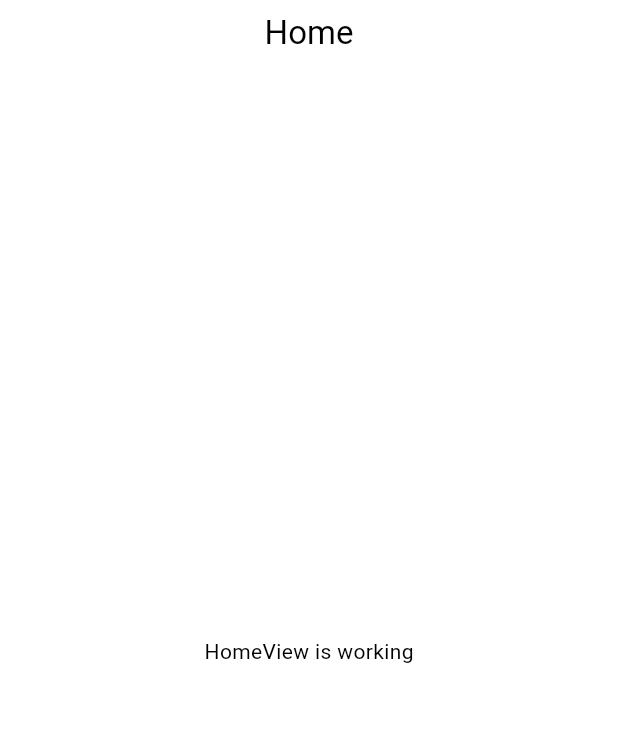
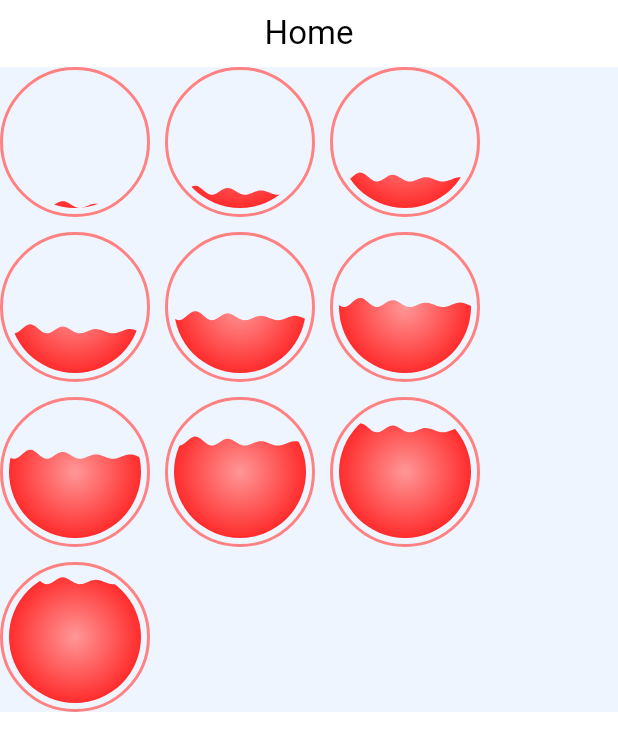
Before and after one commit to Azad-Zhang/flutter_liquid, a Flutter app: the screen it shows after launch, on a phone screen of 412 x 824 dp. Shown: the top 751 px of the screen. Run offline on Flutter 3.47's test engine with Material 3 defaults, Android fonts, the phone set to English and light mode, and no system bars; our stand-ins replace flutter_screenutil, get, logger.

Commit message:
初步完成,待优化

```diff
--- a/lib/app/modules/home/views/home_view.dart
+++ b/lib/app/modules/home/views/home_view.dart
@@ -7,6 +7,7 @@
  * @Description: 这是默认设置,请设置`customMade`, 打开koroFileHeader查看配置 进行设置: https://github.com/OBKoro1/koro1FileHeader/wiki/%E9%85%8D%E7%BD%AE
  */
 import 'package:flutter/material.dart';
+import 'package:flutter_liquid/app/modules/home/widgets/liquid.dart';
 
 import 'package:get/get.dart';
 import 'package:flutter_liquid/app/core/base/view/base_view.dart';
@@ -24,7 +25,7 @@ class HomeView extends BaseView<HomeController> {
             // parentPaddings: [0,0,0,0],
             // bgColor: AppColors.homeBgColor,
             // banner: HomeBanner(),
-            bgColor: Colors.white);
+            bgColor: Color.fromRGBO(27, 107, 255, 0.07));
 
   @override
   PreferredSizeWidget? appBar(BuildContext context) {
@@ -37,8 +38,31 @@ class HomeView extends BaseView<HomeController> {
 
   @override
   Widget body(BuildContext context) {
-    return Center(
-      child: Text("HomeView is working"),
+    return Wrap(
+      spacing: 10, // 水平间距
+      runSpacing: 10, // 垂直间距
+      children: List.generate(10, (index) {
+        return LiquidBall(
+          size: 100,
+          borderColor: Color.fromRGBO(255, 129, 129, 1),
+          // waveSingleColor: Colors.red,
+          waveGradientColor: LinearGradient(
+            colors: [
+              Color.fromRGBO(255, 151, 151, 1),
+              Color.fromRGBO(255, 44, 44, 1)
+            ],
+          ),
+          padding: EdgeInsets.all(4),
+          percentage: index * 10,
+          // waveSpeed: 2.0, // 波浪速度变为原来的 2 倍
+          waveHeightFactor: 0.1, // 波浪高度变为原来的 2 倍
+          waveSpeed: 1.0, // 波浪左右滚动速度变为原来的 2 倍
+          // waveHeightFactor: 0.2, // 波浪高度变为原来的 2 倍
+          waveRiseSpeed: 1, // 波浪升起速度变为原来的 0.5 倍
+          // borderWidth: 1,
+          // isWaveAmplitudeRandom: true,
+        );
+      }),
     );
   }
 }
--- /dev/null
+++ b/lib/app/modules/home/widgets/liquid.dart
@@ -0,0 +1,186 @@
+import 'package:flutter/material.dart';
+import 'dart:math';
+
+class LiquidBall extends StatefulWidget {
+  final double size;
+  final Color? waveSingleColor;
+  final Gradient? waveGradientColor;
+  final Color? borderColor;
+  final EdgeInsetsGeometry? padding;
+  final double borderWidth;
+  final int percentage;
+  final double waveSpeed; // 控制波浪的左右滚动速度
+  final double waveHeightFactor; // 控制波浪的高度
+  final double waveRiseSpeed; // 控制波浪的升起速度
+
+  const LiquidBall({
+    super.key,
+    required this.size,
+    this.waveSingleColor,
+    this.waveGradientColor,
+    this.borderColor = Colors.blue,
+    this.padding,
+    this.borderWidth = 2.0,
+    required this.percentage,
+    this.waveSpeed = 1.0, // 默认值
+    this.waveHeightFactor = 0.1, // 默认值
+    this.waveRiseSpeed = 1.0, // 默认值
+  })  : assert(
+            (waveSingleColor == null && waveGradientColor != null) ||
+                (waveSingleColor != null && waveGradientColor == null),
+            'You can only pass either a single color or a gradient for the wave, not both.'),
+        assert(percentage >= 0 && percentage <= 100),
+        assert(waveSpeed > 0),
+        assert(waveHeightFactor >= 0 && waveHeightFactor <= 1),
+        assert(waveRiseSpeed > 0);
+
+  @override
+  State<LiquidBall> createState() => _LiquidBallState();
+}
+
+class _LiquidBallState extends State<LiquidBall> with TickerProviderStateMixin {
+  late AnimationController _heightController;
+  late AnimationController _waveController;
+  late Animation<double> _waveAnimation;
+  late Animation<double> _heightAnimation;
+
+  @override
+  void initState() {
+    super.initState();
+    // 高度动画控制器，只执行一次
+    _heightController = AnimationController(
+      vsync: this,
+      duration: Duration(
+          seconds:
+              (2 / widget.waveRiseSpeed).round()), // 根据 waveRiseSpeed 调整动画时长
+    );
+    _heightAnimation =
+        Tween<double>(begin: 0, end: widget.percentage / 100).animate(
+      CurvedAnimation(
+        parent: _heightController,
+        curve: Curves.easeOut,
+      ),
+    );
+    _heightController.forward();
+
+    // 波浪滚动动画控制器，持续重复
+    _waveController = AnimationController(
+      vsync: this,
+      duration: Duration(
+          seconds: (3 / widget.waveSpeed).round()), // 根据 waveSpeed 调整动画时长
+    )..repeat();
+    _waveAnimation =
+        Tween<double>(begin: 0, end: 2 * pi).animate(_waveController);
+  }
+
+  @override
+  void dispose() {
+    _heightController.dispose();
+    _waveController.dispose();
+    super.dispose();
+  }
+
+  @override
+  Widget build(BuildContext context) {
+    return AnimatedBuilder(
+      animation: Listenable.merge([_heightController, _waveController]),
+      builder: (context, child) {
+        return Container(
+          width: widget.size,
+          height: widget.size,
+          padding: widget.padding,
+          decoration: BoxDecoration(
+            shape: BoxShape.circle,
+            border: Border.all(
+              color: widget.borderColor!,
+              width: widget.borderWidth,
+            ),
+            color: Colors.transparent,
+          ),
+          child: ClipOval(
+            child: CustomPaint(
+              size: Size(widget.size, widget.size),
+              painter: WavePainter(
+                waveAnimation: _waveAnimation,
+                waveSingleColor: widget.waveSingleColor,
+                waveGradientColor: widget.waveGradientColor,
+                percentage: _heightAnimation.value,
+                waveHeightFactor: widget.waveHeightFactor,
+              ),
+            ),
+          ),
+        );
+      },
+    );
+  }
+}
+
+class WavePainter extends CustomPainter {
+  final Animation<double> waveAnimation;
+  final Color? waveSingleColor;
+  final Gradient? waveGradientColor;
+  final double percentage;
+  final double waveHeightFactor;
+
+  WavePainter({
+    required this.waveAnimation,
+    this.waveSingleColor,
+    this.waveGradientColor,
+    required this.percentage,
+    required this.waveHeightFactor,
+  }) : super(repaint: waveAnimation);
+
+  @override
+  void paint(Canvas canvas, Size size) {
+    final paint = Paint();
+
+    if (waveSingleColor != null) {
+      paint.color = waveSingleColor!;
+    } else if (waveGradientColor != null) {
+      // 修改为 RadialGradient
+      paint.shader = RadialGradient(
+        center: Alignment.center,
+        radius: 0.5,
+        colors: waveGradientColor!.colors,
+        stops: waveGradientColor!.stops,
+      ).createShader(Rect.fromLTWH(0, 0, size.width, size.height));
+    }
+
+    // if (waveSingleColor != null) {
+    //   paint.color = waveSingleColor!;
+    // } else if (waveGradientColor != null) {
+    //   paint.shader = waveGradientColor!
+    //       .createShader(Rect.fromLTWH(0, 0, size.width, size.height));
+    // }
+
+    paint.style = PaintingStyle.fill;
+
+    final baseWaveHeight = size.height * waveHeightFactor;
+    final path = Path();
+    final baseHeight = size.height - size.height * percentage;
+
+    path.moveTo(0, baseHeight);
+    for (double i = 0; i <= size.width; i++) {
+      double totalWaveY = 0;
+
+      double wave1 = sin((i / size.width * 2 * pi * 4) + waveAnimation.value);
+
+      // 动态振幅（基于位置和时间的平滑变化）
+      double dynamicAmplitude =
+          0.5 + 0.2 * sin(i * 0.05 + waveAnimation.value * 2);
+
+      totalWaveY -= baseWaveHeight * dynamicAmplitude * ((wave1 + 1) / 2);
+
+      path.lineTo(i, baseHeight + totalWaveY);
+    }
+    path.lineTo(size.width, baseHeight);
+    path.lineTo(size.width, size.height);
+    path.lineTo(0, size.height);
+    path.close();
+
+    canvas.drawPath(path, paint);
+  }
+
+  @override
+  bool shouldRepaint(WavePainter oldDelegate) => true;
+}
```
Also changed, not shown: pubspec.lock, 2 other files.
